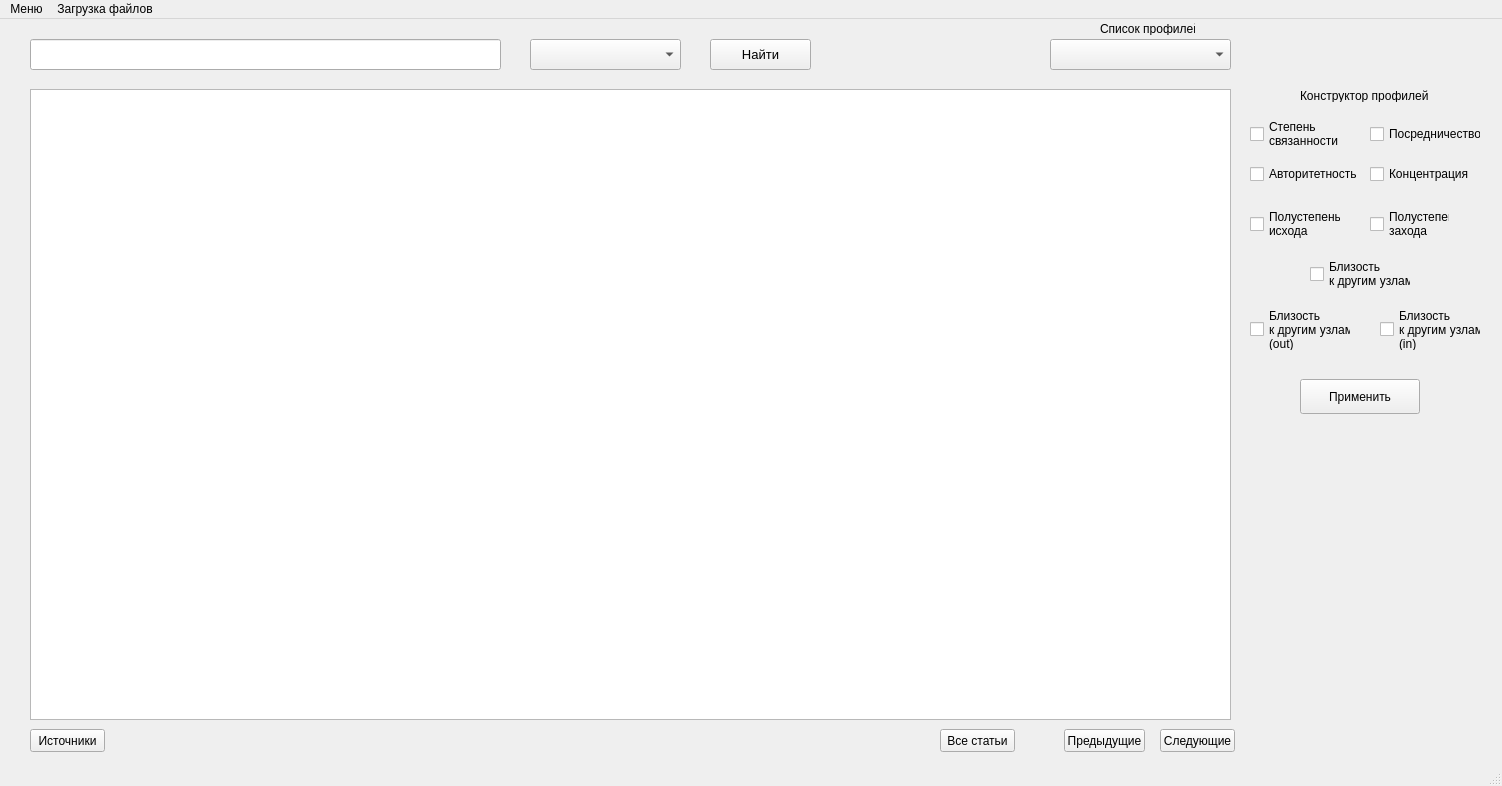
Above: GLIS.ui from Tek4to/pythonPyQT before the change. Below: the same form after it.
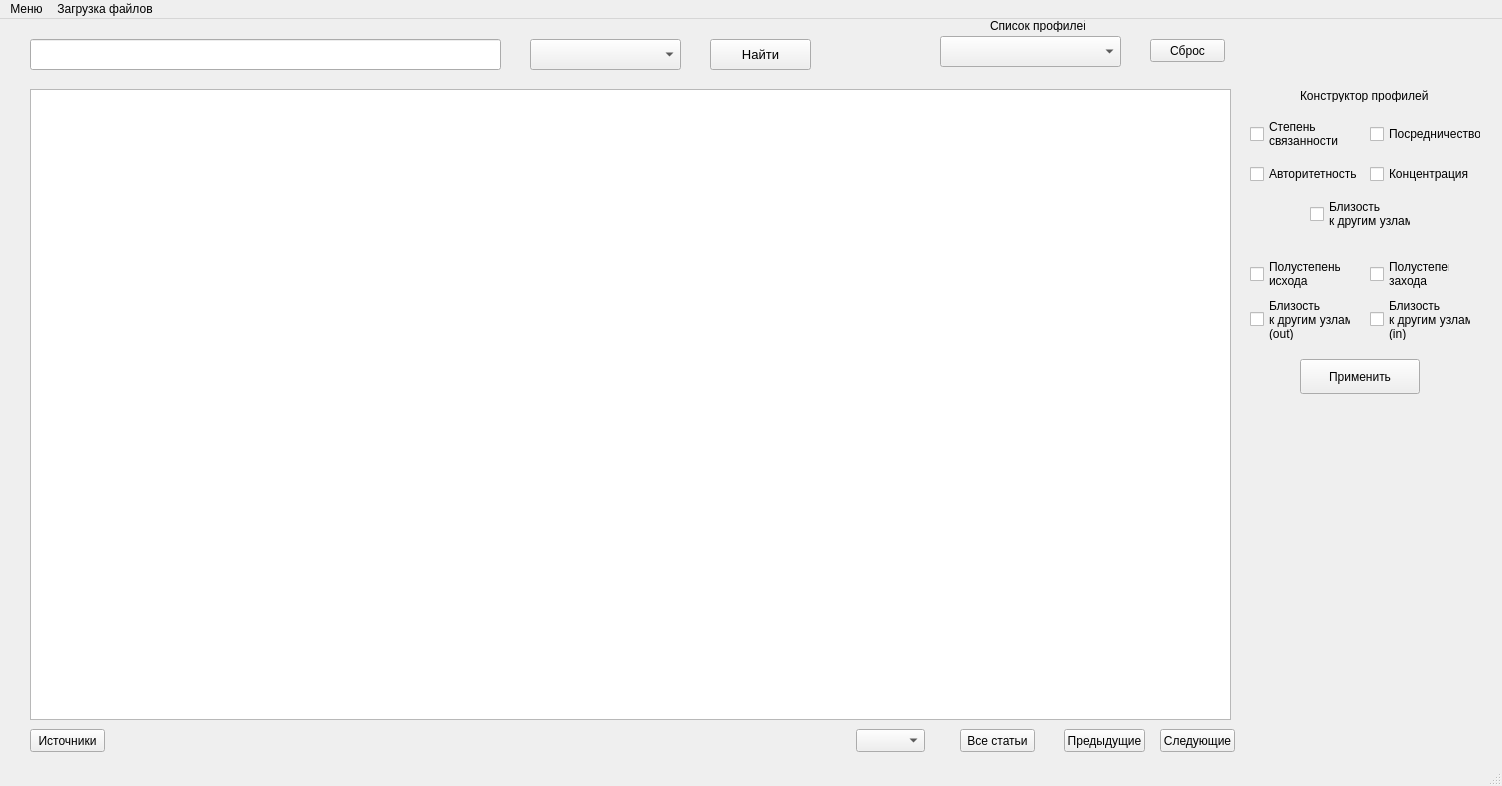
That is the form after the change.

Diff of the .ui file:
```diff
--- a/GLIS.ui
+++ b/GLIS.ui
@@ -20,8 +20,8 @@
    <widget class="QComboBox" name="comboBox">
     <property name="geometry">
      <rect>
-      <x>1050</x>
-      <y>20</y>
+      <x>940</x>
+      <y>17</y>
       <width>181</width>
       <height>31</height>
      </rect>
@@ -133,8 +133,8 @@
    <widget class="QLabel" name="label">
     <property name="geometry">
      <rect>
-      <x>1100</x>
-      <y>3</y>
+      <x>990</x>
+      <y>0</y>
       <width>95</width>
       <height>13</height>
      </rect>
@@ -172,14 +172,14 @@
    <widget class="QPushButton" name="all_articles">
     <property name="geometry">
      <rect>
-      <x>940</x>
-      <y>710</y>
+      <x>1150</x>
+      <y>20</y>
       <width>75</width>
       <height>23</height>
      </rect>
     </property>
     <property name="text">
-     <string>Все статьи</string>
+     <string>Сброс</string>
     </property>
    </widget>
    <widget class="QPushButton" name="pushButton_2">
@@ -252,7 +252,7 @@
     <property name="geometry">
      <rect>
       <x>1310</x>
-      <y>240</y>
+      <y>180</y>
       <width>101</width>
       <height>30</height>
      </rect>
@@ -266,7 +266,7 @@
     <property name="geometry">
      <rect>
       <x>1250</x>
-      <y>190</y>
+      <y>240</y>
       <width>91</width>
       <height>30</height>
      </rect>
@@ -293,7 +293,7 @@
     <property name="geometry">
      <rect>
       <x>1370</x>
-      <y>190</y>
+      <y>240</y>
       <width>80</width>
       <height>30</height>
      </rect>
@@ -307,7 +307,7 @@
     <property name="geometry">
      <rect>
       <x>1250</x>
-      <y>290</y>
+      <y>280</y>
       <width>101</width>
       <height>41</height>
      </rect>
@@ -321,8 +321,8 @@
    <widget class="QCheckBox" name="clos_in_checkBox_9">
     <property name="geometry">
      <rect>
-      <x>1380</x>
-      <y>290</y>
+      <x>1370</x>
+      <y>280</y>
       <width>101</width>
       <height>41</height>
      </rect>
@@ -337,7 +337,7 @@
     <property name="geometry">
      <rect>
       <x>1300</x>
-      <y>360</y>
+      <y>340</y>
       <width>120</width>
       <height>35</height>
      </rect>
@@ -346,6 +346,29 @@
      <string>Применить</string>
     </property>
    </widget>
+   <widget class="QPushButton" name="all_articles_2">
+    <property name="geometry">
+     <rect>
+      <x>960</x>
+      <y>710</y>
+      <width>75</width>
+      <height>23</height>
+     </rect>
+    </property>
+    <property name="text">
+     <string>Все статьи</string>
+    </property>
+   </widget>
+   <widget class="QComboBox" name="comboBox_3">
+    <property name="geometry">
+     <rect>
+      <x>856</x>
+      <y>710</y>
+      <width>69</width>
+      <height>23</height>
+     </rect>
+    </property>
+   </widget>
   </widget>
   <widget class="QMenuBar" name="menubar">
    <property name="geometry">
```
